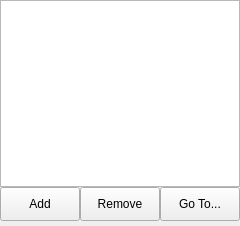
The window that Editor/main_window/dock/bookmarks_box.ui (WohlSoft/Moondust-Project) describes before a commit, drawn with Qt 5.
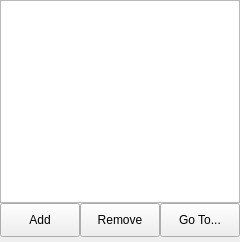
The same window after the commit.

```diff
--- a/Editor/main_window/dock/bookmarks_box.ui
+++ b/Editor/main_window/dock/bookmarks_box.ui
@@ -6,13 +6,13 @@
    <rect>
     <x>0</x>
     <y>0</y>
-    <width>206</width>
-    <height>226</height>
+    <width>240</width>
+    <height>242</height>
    </rect>
   </property>
   <property name="minimumSize">
    <size>
-    <width>150</width>
+    <width>240</width>
     <height>153</height>
    </size>
   </property>
@@ -30,6 +30,9 @@
   </property>
   <widget class="QWidget" name="dockWidgetContents_7">
    <layout class="QGridLayout" name="gridLayout_31">
+    <property name="sizeConstraint">
+     <enum>QLayout::SetMinimumSize</enum>
+    </property>
     <property name="leftMargin">
      <number>0</number>
     </property>
```
